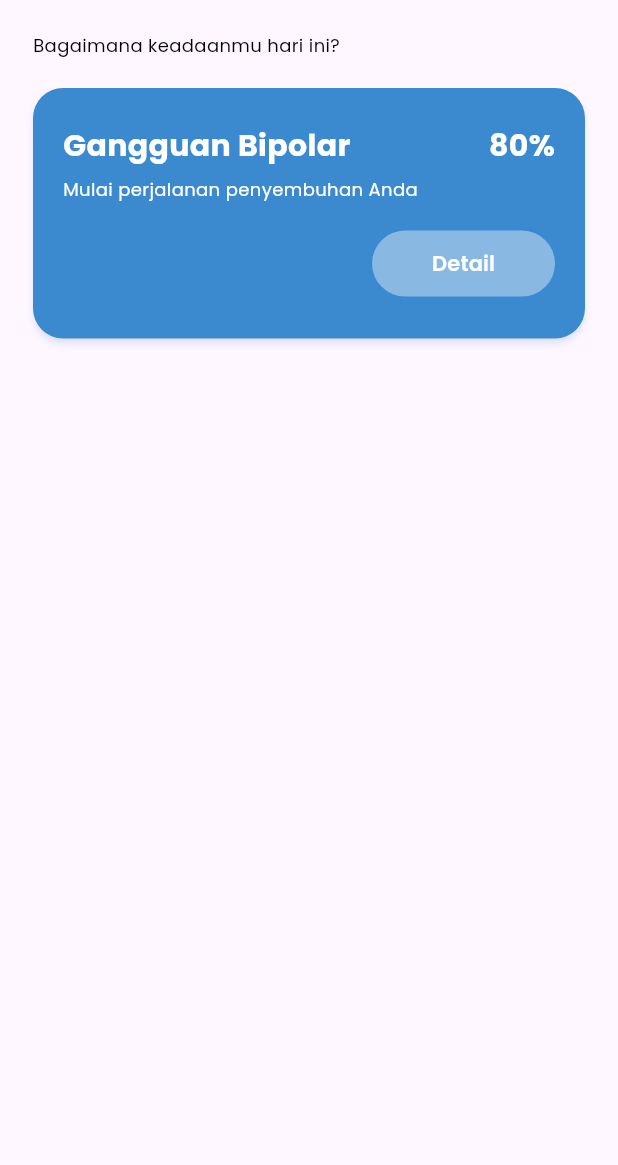
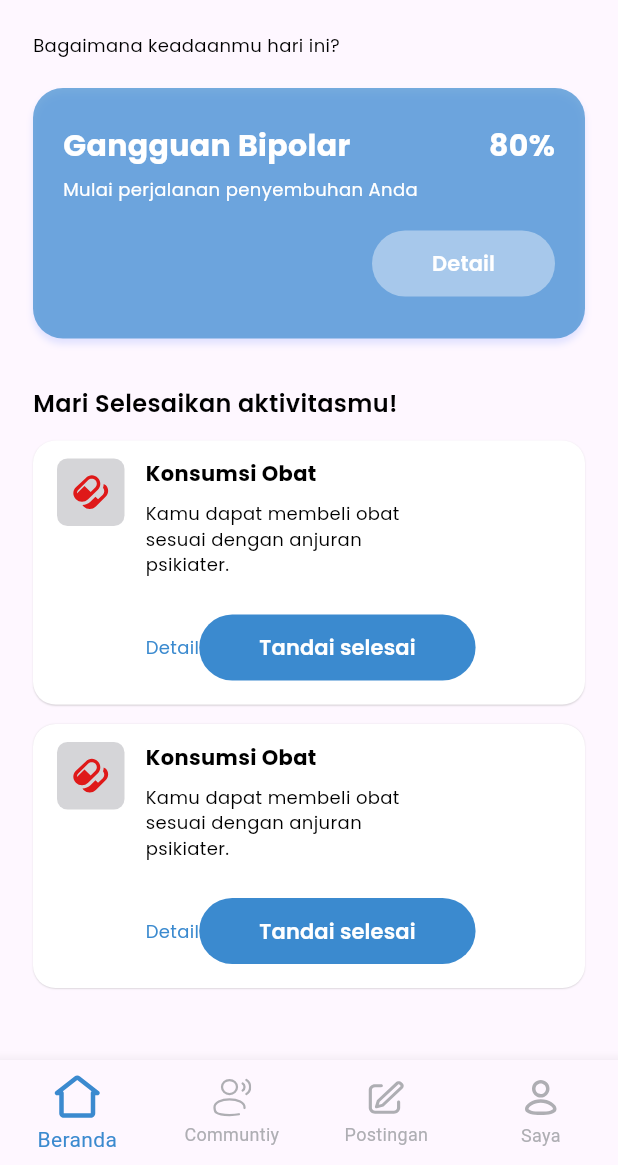
Before and after one commit to Hilaladiii/Serenify, a Flutter app: the screen it shows after launch, after a tap on "Mulai", after a tap on "Masuk", on a phone screen of 412 x 824 dp, the part 71-1236 px from its top. Run offline on Flutter 3.47's test engine with Material 3 defaults, Android fonts, the phone set to English and light mode, and no system bars; our stand-ins replace flutter_svg, google_fonts.

Commit message:
refactor : update folder structure

```diff
--- a/lib/main.dart
+++ b/lib/main.dart
@@ -1,5 +1,5 @@
 import 'package:flutter/material.dart';
-import 'package:serenify/presentations/pages/splash_page.dart';
+import 'package:serenify/presentations/pages/splash/splash_page.dart';
 
 void main() {
   runApp(const MyApp());
--- a/lib/presentations/pages/login_page.dart
+++ b/lib/presentations/pages/auth/login_page.dart
@@ -1,7 +1,7 @@
 import 'package:flutter/material.dart';
 import 'package:flutter_svg/flutter_svg.dart';
-import 'package:serenify/presentations/pages/home_page.dart';
-import 'package:serenify/presentations/pages/register_page.dart';
+import 'package:serenify/presentations/pages/auth/register_page.dart';
+import 'package:serenify/presentations/pages/main_page.dart';
 import 'package:serenify/presentations/widgets/button.dart';
 import 'package:serenify/presentations/widgets/button_auth.dart';
 import 'package:serenify/presentations/widgets/text_field.dart';
@@ -91,10 +91,11 @@ class _LoginPageState extends State<LoginPage> {
                   label: 'Masuk',
                   color: MyColors.tertiary400,
                   backgroundColor: Colors.white,
+                  size: Size.big,
                   onPressed: () {
                     Navigator.pushReplacement(context,
                         MaterialPageRoute(builder: (context) {
-                      return const HomePage();
+                      return const MainPage();
                     }));
                   }),
               const Spacer(),
--- a/lib/presentations/pages/register_page.dart
+++ b/lib/presentations/pages/auth/register_page.dart
@@ -1,6 +1,6 @@
 import 'package:flutter/material.dart';
 import 'package:flutter_svg/flutter_svg.dart';
-import 'package:serenify/presentations/pages/login_page.dart';
+import 'package:serenify/presentations/pages/auth/login_page.dart';
 import 'package:serenify/presentations/widgets/button.dart';
 import 'package:serenify/presentations/widgets/text_field.dart';
 import 'package:serenify/styles/my_colors.dart';
@@ -105,6 +105,7 @@ class _RegisterPageState extends State<RegisterPage> {
                   label: 'Daftar',
                   color: MyColors.tertiary400,
                   backgroundColor: Colors.white,
+                  size: Size.big,
                   onPressed: () {}),
               const Spacer(),
               Row(
--- /dev/null
+++ b/lib/presentations/pages/community/community_page.dart
@@ -0,0 +1,14 @@
+import 'package:flutter/material.dart';
+
+class CommunityPage extends StatelessWidget {
+  const CommunityPage({super.key});
+
+  @override
+  Widget build(BuildContext context) {
+    return const Scaffold(
+      body: Center(
+        child: Text('hello community'),
+      ),
+    );
+  }
+}
--- /dev/null
+++ b/lib/presentations/pages/home/card_activity.dart
@@ -0,0 +1,86 @@
+import 'package:flutter/material.dart';
+import 'package:flutter_svg/flutter_svg.dart';
+import 'package:serenify/presentations/widgets/button.dart';
+import 'package:serenify/styles/my_colors.dart';
+import 'package:serenify/styles/my_text.dart';
+
+class CardActivity extends StatelessWidget {
+  const CardActivity({super.key});
+
+  @override
+  Widget build(BuildContext context) {
+    return Container(
+      padding: const EdgeInsets.symmetric(horizontal: 16, vertical: 12),
+      decoration: ShapeDecoration(
+          color: Colors.white,
+          shape: RoundedRectangleBorder(
+            borderRadius: BorderRadius.circular(15),
+          ),
+          shadows: const [
+            BoxShadow(
+              color: Color(0x549B9B9B),
+              blurRadius: 0.1,
+              offset: Offset(0, 0.5),
+              spreadRadius: 0,
+            ),
+          ]),
+      child: Row(
+        crossAxisAlignment: CrossAxisAlignment.start,
+        children: [
+          Container(
+            width: 45,
+            height: 45,
+            padding: const EdgeInsets.all(10),
+            decoration: BoxDecoration(
+                color: MyColors.gray200,
+                borderRadius: BorderRadius.circular(7)),
+            child: SvgPicture.asset('assets/svgs/obat.svg'),
+          ),
+          const SizedBox(
+            width: 14,
+          ),
+          Column(
+            crossAxisAlignment: CrossAxisAlignment.start,
+            children: [
+              Text(
+                'Konsumsi Obat',
+                style: MyTextStyle.h6bold(color: Colors.black),
+              ),
+              const SizedBox(
+                height: 8,
+              ),
+              SizedBox(
+                width: 200,
+                child: Text(
+                  'Kamu dapat membeli obat sesuai dengan anjuran psikiater.',
+                  style: MyTextStyle.h8reg(color: Colors.black),
+                ),
+              ),
+              const SizedBox(
+                height: 21,
+              ),
+              SizedBox(
+                width: 220,
+                child: Row(
+                  mainAxisAlignment: MainAxisAlignment.spaceBetween,
+                  children: [
+                    Text(
+                      'Detail',
+                      style: MyTextStyle.h8reg(color: MyColors.tertiary400),
+                    ),
+                    Button(
+                        label: 'Tandai selesai',
+                        color: Colors.white,
+                        onPressed: () {},
+                        size: Size.small,
+                        backgroundColor: MyColors.tertiary400)
+                  ],
+                ),
+              )
+            ],
+          )
+        ],
+      ),
+    );
+  }
+}
--- /dev/null
+++ b/lib/presentations/pages/home/home_page.dart
@@ -0,0 +1,118 @@
+import 'package:flutter/material.dart';
+import 'package:flutter_svg/flutter_svg.dart';
+import 'package:serenify/presentations/pages/home/card_activity.dart';
+import 'package:serenify/presentations/widgets/button.dart';
+import 'package:serenify/styles/my_colors.dart';
+import 'package:serenify/styles/my_text.dart';
+
+class HomePage extends StatelessWidget {
+  const HomePage({super.key});
+
+  @override
+  Widget build(BuildContext context) {
+    return Scaffold(
+      body: SingleChildScrollView(
+        child: Padding(
+          padding: const EdgeInsets.symmetric(horizontal: 22, vertical: 10),
+          child: SafeArea(
+            child: SizedBox(
+              width: double.infinity,
+              child: Column(
+                crossAxisAlignment: CrossAxisAlignment.start,
+                children: [
+                  Align(
+                    alignment: Alignment.center,
+                    child: SvgPicture.asset(
+                      'assets/svgs/serenify_logo.svg',
+                      color: MyColors.tertiary400,
+                      width: 90,
+                      height: 37,
+                    ),
+                  ),
+                  const SizedBox(
+                    height: 22,
+                  ),
+                  Text(
+                    'Bagaimana keadaanmu hari ini?',
+                    style: MyTextStyle.h8reg(color: Colors.black),
+                  ),
+                  const SizedBox(
+                    height: 20,
+                  ),
+                  Container(
+                    padding: const EdgeInsets.symmetric(
+                        horizontal: 20, vertical: 24),
+                    decoration: ShapeDecoration(
+                      color: MyColors.tertiary400.withOpacity(0.7),
+                      shape: RoundedRectangleBorder(
+                          borderRadius: BorderRadius.circular(20)),
+                      shadows: const [
+                        BoxShadow(
+                          color: Color(0x23295BFF),
+                          blurRadius: 3.50,
+                          offset: Offset(0, 3.50),
+                          spreadRadius: 0,
+                        )
+                      ],
+                    ),
+                    child: Column(
+                      crossAxisAlignment: CrossAxisAlignment.start,
+                      children: [
+                        Row(
+                          mainAxisAlignment: MainAxisAlignment.spaceBetween,
+                          children: [
+                            Text(
+                              'Gangguan Bipolar',
+                              style: MyTextStyle.h2bold(color: Colors.white),
+                            ),
+                            Text(
+                              '80%',
+                              style: MyTextStyle.h2bold(color: Colors.white),
+                            ),
+                          ],
+                        ),
+                        const SizedBox(
+                          height: 6,
+                        ),
+                        Text(
+                          'Mulai perjalanan penyembuhan Anda',
+                          style: MyTextStyle.h8reg(color: Colors.white),
+                        ),
+                        const SizedBox(
+                          height: 15,
+                        ),
+                        Align(
+                            alignment: Alignment.centerRight,
+                            child: Button(
+                                label: 'Detail',
+                                size: Size.small,
+                                color: Colors.white,
+                                backgroundColor: Colors.white.withOpacity(0.4),
+                                onPressed: () {})),
+                      ],
+                    ),
+                  ),
+                  const SizedBox(
+                    height: 32,
+                  ),
+                  Text(
+                    'Mari Selesaikan aktivitasmu!',
+                    style: MyTextStyle.h4semi(color: Colors.black),
+                  ),
+                  const SizedBox(
+                    height: 13,
+                  ),
+                  const CardActivity(),
+                  const SizedBox(
+                    height: 13,
+                  ),
+                  const CardActivity()
+                ],
+              ),
+            ),
+          ),
+        ),
+      ),
+    );
+  }
+}
--- a/lib/presentations/pages/home_page.dart
+++ /dev/null
@@ -1,99 +0,0 @@
-import 'package:flutter/material.dart';
-import 'package:flutter_svg/flutter_svg.dart';
-import 'package:serenify/presentations/widgets/button.dart';
-import 'package:serenify/styles/my_colors.dart';
-import 'package:serenify/styles/my_text.dart';
-
-class HomePage extends StatelessWidget {
-  const HomePage({super.key});
-
-  @override
-  Widget build(BuildContext context) {
-    return Scaffold(
-      body: Padding(
-        padding: const EdgeInsets.symmetric(horizontal: 22, vertical: 10),
-        child: SafeArea(
-          child: SizedBox(
-            width: double.infinity,
-            child: Column(
-              crossAxisAlignment: CrossAxisAlignment.start,
-              children: [
-                Align(
-                  alignment: Alignment.center,
-                  child: SvgPicture.asset(
-                    'assets/svgs/serenify_logo.svg',
-                    color: MyColors.tertiary400,
-                    width: 90,
-                    height: 37,
-                  ),
-                ),
-                const SizedBox(
-                  height: 22,
-                ),
-                Text(
-                  'Bagaimana keadaanmu hari ini?',
-                  style: MyTextStyle.h8reg(color: Colors.black),
-                ),
-                const SizedBox(
-                  height: 20,
-                ),
-                Container(
-                  padding:
-                      const EdgeInsets.symmetric(horizontal: 20, vertical: 24),
-                  decoration: ShapeDecoration(
-                    color: MyColors.tertiary400,
-                    shape: RoundedRectangleBorder(
-                        borderRadius: BorderRadius.circular(20)),
-                    shadows: [
-                      BoxShadow(
-                        color: Color(0x23295BFF),
-                        blurRadius: 3.50,
-                        offset: Offset(0, 3.50),
-                        spreadRadius: 0,
-                      )
-                    ],
-                  ),
-                  child: Column(
-                    crossAxisAlignment: CrossAxisAlignment.start,
-                    children: [
-                      Row(
-                        mainAxisAlignment: MainAxisAlignment.spaceBetween,
-                        children: [
-                          Text(
-                            'Gangguan Bipolar',
-                            style: MyTextStyle.h2bold(color: Colors.white),
-                          ),
-                          Text(
-                            '80%',
-                            style: MyTextStyle.h2bold(color: Colors.white),
-                          ),
-                        ],
-                      ),
-                      const SizedBox(
-                        height: 6,
-                      ),
-                      Text(
-                        'Mulai perjalanan penyembuhan Anda',
-                        style: MyTextStyle.h8reg(color: Colors.white),
-                      ),
-                      const SizedBox(
-                        height: 15,
-                      ),
-                      Align(
-                          alignment: Alignment.centerRight,
-                          child: Button(
-                              label: 'Detail',
-                              color: Colors.white,
-                              backgroundColor: Colors.white.withOpacity(0.4),
-                              onPressed: () {}))
-                    ],
-                  ),
-                )
-              ],
-            ),
-          ),
-        ),
-      ),
-    );
-  }
-}
--- a/lib/presentations/pages/landing_page.dart
+++ b/lib/presentations/pages/landing/landing_page.dart
@@ -1,5 +1,5 @@
 import 'package:flutter/material.dart';
-import 'package:serenify/presentations/pages/login_page.dart';
+import 'package:serenify/presentations/pages/auth/login_page.dart';
 import 'package:serenify/presentations/widgets/button.dart';
 import 'package:serenify/styles/my_colors.dart';
 import 'package:serenify/styles/my_text.dart';
@@ -69,6 +69,7 @@ class LandingPage extends StatelessWidget {
                       }));
                     },
                     label: "Mulai",
+                    size: Size.big,
                     backgroundColor: Colors.white,
                     color: MyColors.tertiary400,
                   ),
--- /dev/null
+++ b/lib/presentations/pages/main_page.dart
@@ -0,0 +1,72 @@
+import 'package:flutter/material.dart';
+import 'package:flutter_svg/flutter_svg.dart';
+import 'package:serenify/presentations/pages/community/community_page.dart';
+import 'package:serenify/presentations/pages/home/home_page.dart';
+import 'package:serenify/styles/my_colors.dart';
+
+class MainPage extends StatefulWidget {
+  const MainPage({super.key});
+
+  @override
+  State<MainPage> createState() => _MainPageState();
+}
+
+class _MainPageState extends State<MainPage> {
+  int _curIndex = 0;
+
+  late List<Widget> pages;
+
+  void _updateSelected(int index) {
+    setState(() {
+      _curIndex = index;
+    });
+  }
+
+  @override
+  Widget build(BuildContext context) {
+    pages = [
+      const HomePage(),
+      const CommunityPage(),
+      const Center(
+        child: Text('Postingan'),
+      ),
+      const Center(
+        child: Text('Saya'),
+      ),
+    ];
+    return Scaffold(
+      body: pages[_curIndex],
+      bottomNavigationBar: BottomNavigationBar(
+        currentIndex: _curIndex,
+        onTap: _updateSelected,
+        showSelectedLabels: true,
+        showUnselectedLabels: true,
+        selectedItemColor: MyColors.tertiary400,
+        unselectedItemColor: MyColors.gray300,
+        type: BottomNavigationBarType.fixed,
+        items: [
+          BottomNavigationBarItem(
+              icon: SvgPicture.asset('assets/svgs/home.svg',
+                  color:
+                      _curIndex == 0 ? MyColors.tertiary400 : MyColors.gray300),
+              label: "Beranda"),
+          BottomNavigationBarItem(
+              icon: SvgPicture.asset('assets/svgs/community.svg',
+                  color:
+                      _curIndex == 1 ? MyColors.tertiary400 : MyColors.gray300),
+              label: "Communtiy"),
+          BottomNavigationBarItem(
+              icon: SvgPicture.asset('assets/svgs/post.svg',
+                  color:
+                      _curIndex == 2 ? MyColors.tertiary400 : MyColors.gray300),
+              label: "Postingan"),
+          BottomNavigationBarItem(
+              icon: SvgPicture.asset('assets/svgs/profile.svg',
+                  color:
+                      _curIndex == 3 ? MyColors.tertiary400 : MyColors.gray300),
+              label: "Saya"),
+        ],
+      ),
+    );
+  }
+}
```
Also changed, not shown: lib/presentations/pages/splash/splash_page.dart (renamed from lib/presentations/pages/splash_page.dart, +7 -4 lines).
